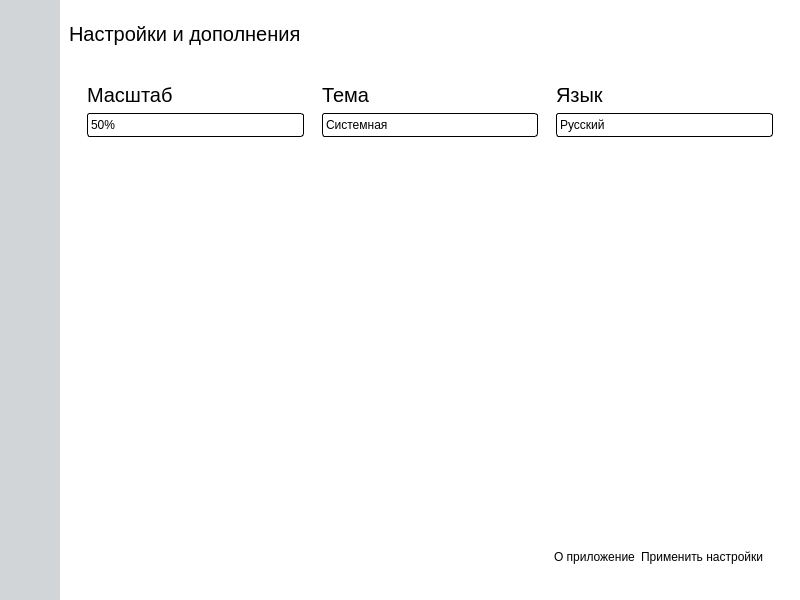
Before: the Qt Designer form gui/main.ui in Glebuc/graph_tst, drawn with Qt 5.
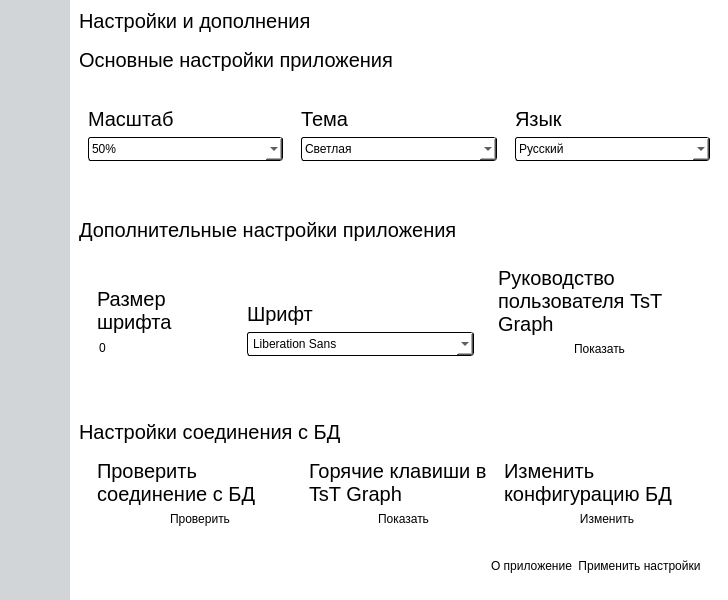
After: the same form once the commit is applied. The open tabs and pages were chosen to show the change. Icons and pictures are not drawn.

What changed in the file:
```diff
--- a/gui/main.ui
+++ b/gui/main.ui
@@ -6,10 +6,22 @@
    <rect>
     <x>0</x>
     <y>0</y>
-    <width>800</width>
+    <width>728</width>
     <height>600</height>
    </rect>
   </property>
+  <property name="sizePolicy">
+   <sizepolicy hsizetype="Expanding" vsizetype="Expanding">
+    <horstretch>0</horstretch>
+    <verstretch>0</verstretch>
+   </sizepolicy>
+  </property>
+  <property name="minimumSize">
+   <size>
+    <width>0</width>
+    <height>0</height>
+   </size>
+  </property>
   <property name="windowTitle">
    <string>MainWindow</string>
   </property>
@@ -17,6 +29,12 @@
    <string notr="true"/>
   </property>
   <widget class="QWidget" name="centralwidget">
+   <property name="sizePolicy">
+    <sizepolicy hsizetype="Expanding" vsizetype="Expanding">
+     <horstretch>0</horstretch>
+     <verstretch>0</verstretch>
+    </sizepolicy>
+   </property>
    <property name="styleSheet">
     <string notr="true">#centralwidget{
 background-color:qlineargradient(spread:pad, x1:0.588015, y1:0.328, x2:1, y2:0, stop:0 rgba(210, 213, 216, 255), stop:1 rgba(255, 255, 255, 255));
@@ -29,7 +47,7 @@
 margin:0;
 }
 QPushButton{
-text-align:left;
+text-align:center;
 padding: 0.5em 1em;
 background-color: transparent;
 color: #000000;
@@ -62,15 +80,18 @@
 	border: 1px solid #000000;
 	border-radius: 3;
 }
-QComboBox::drop-down {
-border:none;
-}
 
+Line {
+	background-color: rgb(168, 168, 168);
+}
  QToolTip {
         background-color: #FFFFFF; /* Желтый цвет фона */
         color: #000000; /* Черный цвет текста */
         border: 1px solid #000000; /* Черная граница */
- }</string>
+ }
+QDateEdit {
+ border: 1px solid #000000; 
+}</string>
    </property>
    <layout class="QVBoxLayout" name="verticalLayout">
     <property name="spacing">
@@ -122,7 +143,7 @@
          </property>
          <property name="minimumSize">
           <size>
-           <width>60</width>
+           <width>70</width>
            <height>0</height>
           </size>
          </property>
@@ -175,8 +196,8 @@
              <property name="bottomMargin">
               <number>0</number>
              </property>
-             <item alignment="Qt::AlignLeft">
-              <widget class="QWidget" name="widget_4" native="true">
+             <item>
+              <widget class="QFrame" name="frame_menu_btn_burger">
                <layout class="QVBoxLayout" name="verticalLayout_7">
                 <property name="spacing">
                  <number>0</number>
@@ -226,7 +247,7 @@
               </widget>
              </item>
              <item>
-              <widget class="QWidget" name="widget_menu" native="true">
+              <widget class="QFrame" name="frame_menu_btns">
                <layout class="QVBoxLayout" name="verticalLayout_6">
                 <property name="spacing">
                  <number>0</number>
@@ -244,7 +265,7 @@
                  <number>0</number>
                 </property>
                 <item>
-                 <widget class="QFrame" name="frame_2">
+                 <widget class="QFrame" name="frame_menu_btn_navigation">
                   <layout class="QVBoxLayout" name="verticalLayout_5">
                    <property name="spacing">
                     <number>7</number>
@@ -386,7 +407,7 @@
                  </spacer>
                 </item>
                 <item>
-                 <widget class="QFrame" name="frame">
+                 <widget class="QFrame" name="frame_menu_btn_setting">
                   <property name="frameShape">
                    <enum>QFrame::StyledPanel</enum>
                   </property>
@@ -464,7 +485,19 @@
         </widget>
        </item>
        <item>
-        <widget class="QWidget" name="main_body_content" native="true">
+        <widget class="QFrame" name="main_body_content">
+         <property name="sizePolicy">
+          <sizepolicy hsizetype="Expanding" vsizetype="Expanding">
+           <horstretch>0</horstretch>
+           <verstretch>0</verstretch>
+          </sizepolicy>
+         </property>
+         <property name="minimumSize">
+          <size>
+           <width>600</width>
+           <height>600</height>
+          </size>
+         </property>
          <property name="maximumSize">
           <size>
            <width>16777215</width>
@@ -500,8 +533,8 @@
             </property>
             <property name="minimumSize">
              <size>
-              <width>400</width>
-              <height>600</height>
+              <width>0</width>
+              <height>0</height>
              </size>
             </property>
             <property name="currentIndex">
@@ -509,8 +542,8 @@
             </property>
             <widget class="QWidget" name="page_report">
              <layout class="QVBoxLayout" name="verticalLayout_10">
-              <item alignment="Qt::AlignLeft|Qt::AlignTop">
-               <widget class="QLabel" name="label_2">
+              <item alignment="Qt::AlignTop">
+               <widget class="QLabel" name="label_page_report">
                 <property name="sizePolicy">
                  <sizepolicy hsizetype="Expanding" vsizetype="Expanding">
                   <horstretch>0</horstretch>
@@ -544,16 +577,310 @@
                 </property>
                </widget>
               </item>
+              <item>
+               <widget class="Line" name="line">
+                <property name="orientation">
+                 <enum>Qt::Horizontal</enum>
+                </property>
+               </widget>
+              </item>
+              <item>
+               <widget class="QFrame" name="frame_11">
+                <property name="sizePolicy">
+                 <sizepolicy hsizetype="Expanding" vsizetype="Expanding">
+                  <horstretch>0</horstretch>
+                  <verstretch>0</verstretch>
+                 </sizepolicy>
+                </property>
+                <property name="frameShape">
+                 <enum>QFrame::StyledPanel</enum>
+                </property>
+                <property name="frameShadow">
+                 <enum>QFrame::Raised</enum>
+                </property>
+                <layout class="QVBoxLayout" name="verticalLayout_20">
+                 <property name="spacing">
+                  <number>0</number>
+                 </property>
+                 <property name="leftMargin">
+                  <number>0</number>
+                 </property>
+                 <property name="topMargin">
+                  <number>0</number>
+                 </property>
+                 <property name="rightMargin">
+                  <number>0</number>
+                 </property>
+                 <property name="bottomMargin">
+                  <number>0</number>
+                 </property>
+                 <item alignment="Qt::AlignVCenter">
+                  <widget class="QFrame" name="frame_result">
+                   <property name="frameShape">
+                    <enum>QFrame::StyledPanel</enum>
+                   </property>
+                   <property name="frameShadow">
+                    <enum>QFrame::Raised</enum>
+                   </property>
+                   <layout class="QHBoxLayout" name="horizontalLayout_5">
+                    <item>
+                     <widget class="QComboBox" name="change_test">
+                      <property name="cursor">
+                       <cursorShape>PointingHandCursor</cursorShape>
+                      </property>
+                      <item>
+                       <property name="text">
+                        <string>Все</string>
+                       </property>
+                      </item>
+                      <item>
+                       <property name="text">
+                        <string>HPCG</string>
+                       </property>
+                      </item>
+                      <item>
+                       <property name="text">
+                        <string>HPL</string>
+                       </property>
+                      </item>
+                      <item>
+                       <property name="text">
+                        <string>IMB</string>
+                       </property>
+                      </item>
+                      <item>
+                       <property name="text">
+                        <string>MPIGraph</string>
+                       </property>
+                      </item>
+                      <item>
+                       <property name="text">
+                        <string>b_eff</string>
+                       </property>
+                      </item>
+                      <item>
+                       <property name="text">
+                        <string>NFStest</string>
+                       </property>
+                      </item>
+                      <item>
+                       <property name="text">
+                        <string>STREAM</string>
+                       </property>
+                      </item>
+                      <item>
+                       <property name="text">
+                        <string>IOZONE</string>
+                       </property>
+                      </item>
+                     </widget>
+                    </item>
+                    <item alignment="Qt::AlignRight|Qt::AlignTop">
+                     <widget class="QLabel" name="label_15">
+                      <property name="text">
+                       <string>от</string>
+                      </property>
+                     </widget>
+                    </item>
+                    <item>
+                     <widget class="QDateEdit" name="dateEdit_from">
+                      <property name="cursor">
+                       <cursorShape>PointingHandCursor</cursorShape>
+                      </property>
+                      <property name="styleSheet">
+                       <string notr="true">background-color: rgb(255, 255, 255);
+color: rgb(0, 0, 0);</string>
+                      </property>
+                      <property name="dateTime">
+                       <datetime>
+                        <hour>21</hour>
+                        <minute>0</minute>
+                        <second>0</second>
+                        <year>2023</year>
+                        <month>9</month>
+                        <day>9</day>
+                       </datetime>
+                      </property>
+                      <property name="minimumDateTime">
+                       <datetime>
+                        <hour>21</hour>
+                        <minute>0</minute>
+                        <second>0</second>
+                        <year>2023</year>
+                        <month>9</month>
+                        <day>9</day>
+                       </datetime>
+                      </property>
+                      <property name="calendarPopup">
+                       <bool>true</bool>
+                      </property>
+                     </widget>
+                    </item>
+                    <item alignment="Qt::AlignRight|Qt::AlignTop">
+                     <widget class="QLabel" name="label_16">
+                      <property name="text">
+                       <string>до</string>
+                      </property>
+                     </widget>
+                    </item>
+                    <item>
+                     <widget class="QDateEdit" name="dateEdit_until">
+                      <property name="cursor">
+                       <cursorShape>PointingHandCursor</cursorShape>
+                      </property>
+                      <property name="styleSheet">
+                       <string notr="true">background-color: rgb(255, 255, 255);
+color: rgb(0, 0, 0);</string>
+                      </property>
+                      <property name="minimumDateTime">
+                       <datetime>
+                        <hour>21</hour>
+                        <minute>0</minute>
+                        <second>0</second>
+                        <year>2023</year>
+                        <month>9</month>
+                        <day>13</day>
+                       </datetime>
+                      </property>
+                      <property name="calendarPopup">
+                       <bool>true</bool>
+                      </property>
+                     </widget>
+                    </item>
+                    <item>
+                     <widget class="QPushButton" name="btn_complete_filter_result">
+                      <property name="cursor">
+                       <cursorShape>PointingHandCursor</cursorShape>
+                      </property>
+                      <property name="text">
+                       <string>Применить</string>
+                      </property>
+                     </widget>
+                    </item>
+                    <item>
+                     <widget class="QPushButton" name="btn_open_extension_search">
+                      <property name="cursor">
+                       <cursorShape>PointingHandCursor</cursorShape>
+                      </property>
+                      <property name="text">
+                       <string>Расширенный поиск</string>
+                      </property>
+                     </widget>
+                    </item>
+                   </layout>
+                  </widget>
+                 </item>
+                 <item>
+                  <widget class="QTableView" name="tableView">
+                   <property name="sortingEnabled">
+                    <bool>true</bool>
+                   </property>
+                  </widget>
+                 </item>
+                 <item alignment="Qt::AlignRight|Qt::AlignBottom">
+                  <widget class="QFrame" name="frame_change_model_result_2">
+                   <property name="sizePolicy">
+                    <sizepolicy hsizetype="Expanding" vsizetype="Expanding">
+                     <horstretch>0</horstretch>
+                     <verstretch>0</verstretch>
+                    </sizepolicy>
+                   </property>
+                   <property name="frameShape">
+                    <enum>QFrame::StyledPanel</enum>
+                   </property>
+                   <property name="frameShadow">
+                    <enum>QFrame::Raised</enum>
+                   </property>
+                   <layout class="QHBoxLayout" name="horizontalLayout_9">
+                    <property name="spacing">
+                     <number>20</number>
+                    </property>
+                    <property name="leftMargin">
+                     <number>0</number>
+                    </property>
+                    <property name="topMargin">
+                     <number>0</number>
+                    </property>
+                    <property name="rightMargin">
+                     <number>0</number>
+                    </property>
+                    <property name="bottomMargin">
+                     <number>0</number>
+                    </property>
+                    <item>
+                     <widget class="QPushButton" name="btn_delete_row_result">
+                      <property name="sizePolicy">
+                       <sizepolicy hsizetype="Minimum" vsizetype="Expanding">
+                        <horstretch>0</horstretch>
+                        <verstretch>0</verstretch>
+                       </sizepolicy>
+                      </property>
+                      <property name="cursor">
+                       <cursorShape>PointingHandCursor</cursorShape>
+                      </property>
+                      <property name="text">
+                       <string>Удалить</string>
+                      </property>
+                     </widget>
+                    </item>
+                    <item>
+                     <widget class="QPushButton" name="btn_generate_row">
+                      <property name="sizePolicy">
+                       <sizepolicy hsizetype="Minimum" vsizetype="Expanding">
+                        <horstretch>0</horstretch>
+                        <verstretch>0</verstretch>
+                       </sizepolicy>
+                      </property>
+                      <property name="cursor">
+                       <cursorShape>PointingHandCursor</cursorShape>
+                      </property>
+                      <property name="text">
+                       <string>Сформировать график</string>
+                      </property>
+                     </widget>
+                    </item>
+                    <item>
+                     <widget class="QPushButton" name="btn_setting_result">
+                      <property name="sizePolicy">
+                       <sizepolicy hsizetype="Minimum" vsizetype="Expanding">
+                        <horstretch>0</horstretch>
+                        <verstretch>0</verstretch>
+                       </sizepolicy>
+                      </property>
+                      <property name="cursor">
+                       <cursorShape>PointingHandCursor</cursorShape>
+                      </property>
+                      <property name="text">
+                       <string/>
+                      </property>
+                      <property name="icon">
+                       <iconset resource="static/resouces.qrc">
+                        <normaloff>:/Icons/filter.svg</normaloff>:/Icons/filter.svg</iconset>
+                      </property>
+                      <property name="iconSize">
+                       <size>
+                        <width>32</width>
+                        <height>32</height>
+                       </size>
+                      </property>
+                     </widget>
+                    </item>
+                   </layout>
+                  </widget>
+                 </item>
+                </layout>
+               </widget>
+              </item>
              </layout>
             </widget>
             <widget class="QWidget" name="page_setting">
              <layout class="QVBoxLayout" name="verticalLayout_13">
-              <item>
+              <item alignment="Qt::AlignTop">
                <widget class="QLabel" name="label_5">
                 <property name="maximumSize">
                  <size>
                   <width>16777215</width>
-                  <height>50</height>
+                  <height>16777215</height>
                  </size>
                 </property>
                 <property name="text">
@@ -561,16 +888,231 @@
                 </property>
                </widget>
               </item>
+              <item>
+               <widget class="Line" name="line_2">
+                <property name="orientation">
+                 <enum>Qt::Horizontal</enum>
+                </property>
+               </widget>
+              </item>
+              <item>
+               <widget class="QLabel" name="label_14">
+                <property name="text">
+                 <string>Основные настройки приложения</string>
+                </property>
+               </widget>
+              </item>
               <item>
                <widget class="QFrame" name="frame_3">
+                <property name="sizePolicy">
+                 <sizepolicy hsizetype="Expanding" vsizetype="Expanding">
+                  <horstretch>0</horstretch>
+                  <verstretch>0</verstretch>
+                 </sizepolicy>
+                </property>
                 <property name="frameShape">
                  <enum>QFrame::StyledPanel</enum>
                 </property>
                 <property name="frameShadow">
                  <enum>QFrame::Raised</enum>
                 </property>
-                <layout class="QVBoxLayout" name="verticalLayout_16">
-                 <item>
+                <layout class="QGridLayout" name="gridLayout" rowstretch="10,10,10,10,0,0,0,0" columnstretch="0">
+                 <property name="leftMargin">
+                  <number>0</number>
+                 </property>
+                 <property name="topMargin">
+                  <number>0</number>
+                 </property>
+                 <property name="rightMargin">
+                  <number>0</number>
+                 </property>
+                 <property name="bottomMargin">
+                  <number>0</number>
+                 </property>
+                 <item row="2" column="0" alignment="Qt::AlignBottom">
+                  <widget class="QLabel" name="label_2">
+                   <property name="sizePolicy">
+                    <sizepolicy hsizetype="Preferred" vsizetype="Preferred">
+                     <horstretch>0</horstretch>
+                     <verstretch>0</verstretch>
+                    </sizepolicy>
+                   </property>
+                   <property name="minimumSize">
+                    <size>
+                     <width>640</width>
+                     <height>24</height>
+                    </size>
+                   </property>
+                   <property name="text">
+                    <string>Дополнительные настройки приложения</string>
+                   </property>
+                  </widget>
+                 </item>
+                 <item row="1" column="0">
+                  <spacer name="verticalSpacer_2">
+                   <property name="orientation">
+                    <enum>Qt::Vertical</enum>
+                   </property>
+                   <property name="sizeType">
+                    <enum>QSizePolicy::Fixed</enum>
+                   </property>
+                   <property name="sizeHint" stdset="0">
+                    <size>
+                     <width>20</width>
+                     <height>40</height>
+                    </size>
+                   </property>
+                  </spacer>
+                 </item>
+                 <item row="5" column="0" alignment="Qt::AlignBottom">
+                  <widget class="QLabel" name="label_17">
+                   <property name="text">
+                    <string>Настройки соединения с БД</string>
+                   </property>
+                  </widget>
+                 </item>
+                 <item row="6" column="0">
+                  <widget class="QFrame" name="frame_5">
+                   <property name="frameShape">
+                    <enum>QFrame::StyledPanel</enum>
+                   </property>
+                   <property name="frameShadow">
+                    <enum>QFrame::Raised</enum>
+                   </property>
+                   <layout class="QHBoxLayout" name="horizontalLayout_3">
+                    <item>
+                     <widget class="QFrame" name="frame_9">
+                      <property name="frameShape">
+                       <enum>QFrame::StyledPanel</enum>
+                      </property>
+                      <property name="frameShadow">
+                       <enum>QFrame::Raised</enum>
+                      </property>
+                      <layout class="QVBoxLayout" name="verticalLayout_15">
+                       <property name="topMargin">
+                        <number>0</number>
+                       </property>
+                       <property name="rightMargin">
+                        <number>0</number>
+                       </property>
+                       <property name="bottomMargin">
+                        <number>0</number>
+                       </property>
+                       <item>
+                        <widget class="QLabel" name="label_7">
+                         <property name="text">
+                          <string>Проверить соединение с БД</string>
+                         </property>
+                         <property name="wordWrap">
+                          <bool>true</bool>
+                         </property>
+                        </widget>
+                       </item>
+                       <item>
+                        <widget class="QPushButton" name="btn_check_conn_database">
+                         <property name="cursor">
+                          <cursorShape>PointingHandCursor</cursorShape>
+                         </property>
+                         <property name="text">
+                          <string>Проверить</string>
+                         </property>
+                        </widget>
+                       </item>
+                      </layout>
+                     </widget>
+                    </item>
+                    <item>
+                     <widget class="QFrame" name="frame_8">
+                      <property name="frameShape">
+                       <enum>QFrame::StyledPanel</enum>
+                      </property>
+                      <property name="frameShadow">
+                       <enum>QFrame::Raised</enum>
+                      </property>
+                      <layout class="QVBoxLayout" name="verticalLayout_9">
+                       <property name="leftMargin">
+                        <number>0</number>
+                       </property>
+                       <property name="topMargin">
+                        <number>0</number>
+                       </property>
+                       <property name="rightMargin">
+                        <number>0</number>
+                       </property>
+                       <property name="bottomMargin">
+                        <number>0</number>
+                       </property>
+                       <item>
+                        <widget class="QLabel" name="label_12">
+                         <property name="text">
+                          <string>Горячие клавиши в TsT Graph</string>
+                         </property>
+                         <property name="wordWrap">
+                          <bool>true</bool>
+                         </property>
+                        </widget>
+                       </item>
+                       <item>
+                        <widget class="QPushButton" name="btn_open_hot_keys_2">
+                         <property name="cursor">
+                          <cursorShape>PointingHandCursor</cursorShape>
+                         </property>
+                         <property name="text">
+                          <string>Показать</string>
+                         </property>
+                        </widget>
+                       </item>
+                      </layout>
+                     </widget>
+                    </item>
+                    <item>
+                     <widget class="QFrame" name="frame_7">
+                      <property name="frameShape">
+                       <enum>QFrame::StyledPanel</enum>
+                      </property>
+                      <property name="frameShadow">
+                       <enum>QFrame::Raised</enum>
+                      </property>
+                      <layout class="QVBoxLayout" name="verticalLayout_14">
+                       <property name="leftMargin">
+                        <number>0</number>
+                       </property>
+                       <property name="topMargin">
+                        <number>0</number>
+                       </property>
+                       <property name="rightMargin">
+                        <number>0</number>
+                       </property>
+                       <property name="bottomMargin">
+                        <number>0</number>
+                       </property>
+                       <item alignment="Qt::AlignTop">
+                        <widget class="QLabel" name="label_11">
+                         <property name="text">
+                          <string>Изменить конфигурацию БД</string>
+                         </property>
+                         <property name="wordWrap">
+                          <bool>true</bool>
+                         </property>
+                        </widget>
+                       </item>
+                       <item>
+                        <widget class="QPushButton" name="btn_config_database">
+                         <property name="cursor">
+                          <cursorShape>PointingHandCursor</cursorShape>
+                         </property>
+                         <property name="text">
+                          <string>Изменить</string>
+                         </property>
+                        </widget>
+                       </item>
+                      </layout>
+                     </widget>
+                    </item>
+                   </layout>
+                  </widget>
+                 </item>
+                 <item row="0" column="0">
                   <widget class="QFrame" name="frame_4">
                    <property name="sizePolicy">
                     <sizepolicy hsizetype="Preferred" vsizetype="Preferred">
@@ -590,12 +1132,15 @@
                    <property name="frameShadow">
                     <enum>QFrame::Raised</enum>
                    </property>
-                   <layout class="QGridLayout" name="gridLayout">
+                   <layout class="QHBoxLayout" name="horizontalLayout_7">
+                    <property name="spacing">
+                     <number>0</number>
+                    </property>
                     <property name="leftMargin">
                      <number>0</number>
                     </property>
                     <property name="topMargin">
-                     <number>0</number>
+                     <number>20</number>
                     </property>
                     <property name="rightMargin">
                      <number>0</number>
@@ -603,10 +1148,7 @@
                     <property name="bottomMargin">
                      <number>0</number>
                     </property>
-                    <property name="spacing">
-                     <number>0</number>
-                    </property>
-                    <item row="0" column="0" alignment="Qt::AlignTop">
+                    <item>
                      <widget class="QFrame" name="frame_scale">
                       <property name="frameShape">
                        <enum>QFrame::StyledPanel</enum>
@@ -643,7 +1185,7 @@
                           <bool>false</bool>
                          </property>
                          <property name="currentText">
-                          <string>100%</string>
+                          <string>50%</string>
                          </property>
                          <property name="frame">
                           <bool>true</bool>
@@ -683,7 +1225,7 @@
                       </layout>
                      </widget>
                     </item>
-                    <item row="0" column="1" alignment="Qt::AlignTop">
+                    <item>
                      <widget class="QFrame" name="frame_theme">
                       <property name="frameShape">
                        <enum>QFrame::StyledPanel</enum>
@@ -707,11 +1249,9 @@
                            <verstretch>0</verstretch>
                           </sizepolicy>
                          </property>
-                         <item>
-                          <property name="text">
-                           <string>Системная</string>
-                          </property>
-                         </item>
+                         <property name="cursor">
+                          <cursorShape>PointingHandCursor</cursorShape>
+                         </property>
                          <item>
                           <property name="text">
                            <string>Светлая</string>
@@ -727,7 +1267,7 @@
                       </layout>
                      </widget>
                     </item>
-                    <item row="0" column="2" alignment="Qt::AlignTop">
+                    <item>
                      <widget class="QFrame" name="frame_language">
                       <property name="frameShape">
                        <enum>QFrame::StyledPanel</enum>
@@ -763,49 +1303,112 @@
                    </layout>
                   </widget>
                  </item>
-                 <item>
-                  <widget class="QFrame" name="frame_5">
+                 <item row="3" column="0">
+                  <widget class="QFrame" name="frame_15">
+                   <property name="sizePolicy">
+                    <sizepolicy hsizetype="Expanding" vsizetype="Expanding">
+                     <horstretch>0</horstretch>
+                     <verstretch>0</verstretch>
+                    </sizepolicy>
+                   </property>
                    <property name="frameShape">
                     <enum>QFrame::StyledPanel</enum>
                    </property>
                    <property name="frameShadow">
                     <enum>QFrame::Raised</enum>
                    </property>
-                   <layout class="QHBoxLayout" name="horizontalLayout_3">
+                   <layout class="QHBoxLayout" name="horizontalLayout_6">
                     <item>
-                     <widget class="QFrame" name="frame_9">
+                     <widget class="QFrame" name="frame_16">
                       <property name="frameShape">
                        <enum>QFrame::StyledPanel</enum>
                       </property>
                       <property name="frameShadow">
                        <enum>QFrame::Raised</enum>
                       </property>
+                      <layout class="QVBoxLayout" name="verticalLayout_22">
+                       <item alignment="Qt::AlignBottom">
+                        <widget class="QLabel" name="label_6">
+                         <property name="text">
+                          <string>Размер шрифта</string>
+                         </property>
+                         <property name="wordWrap">
+                          <bool>true</bool>
+                         </property>
+                        </widget>
+                       </item>
+                       <item>
+                        <widget class="QSpinBox" name="spinBox">
+                         <property name="cursor">
+                          <cursorShape>PointingHandCursor</cursorShape>
+                         </property>
+                        </widget>
+                       </item>
+                      </layout>
                      </widget>
                     </item>
                     <item>
-                     <widget class="QFrame" name="frame_8">
+                     <widget class="QFrame" name="frame_17">
                       <property name="frameShape">
                        <enum>QFrame::StyledPanel</enum>
                       </property>
                       <property name="frameShadow">
                        <enum>QFrame::Raised</enum>
                       </property>
+                      <layout class="QVBoxLayout" name="verticalLayout_21">
+                       <item alignment="Qt::AlignBottom">
+                        <widget class="QLabel" name="label">
+                         <property name="text">
+                          <string>Шрифт</string>
+                         </property>
+                        </widget>
+                       </item>
+                       <item>
+                        <widget class="QFontComboBox" name="fontComboBox">
+                         <property name="cursor">
+                          <cursorShape>PointingHandCursor</cursorShape>
+                         </property>
+                        </widget>
+                       </item>
+                      </layout>
                      </widget>
                     </item>
                     <item>
-                     <widget class="QFrame" name="frame_7">
+                     <widget class="QFrame" name="frame_18">
                       <property name="frameShape">
                        <enum>QFrame::StyledPanel</enum>
                       </property>
                       <property name="frameShadow">
                        <enum>QFrame::Raised</enum>
                       </property>
+                      <layout class="QVBoxLayout" name="verticalLayout_23">
+                       <item alignment="Qt::AlignBottom">
+                        <widget class="QLabel" name="label_13">
+                         <property name="text">
+                          <string>Руководство пользователя TsT Graph</string>
+                         </property>
+                         <property name="wordWrap">
+                          <bool>true</bool>
+                         </property>
+                        </widget>
+                       </item>
+                       <item>
+                        <widget class="QPushButton" name="btn_setting_user_guide">
+                         <property name="cursor">
+                          <cursorShape>PointingHandCursor</cursorShape>
+                         </property>
+                         <property name="text">
+                          <string>Показать</string>
+                         </property>
+                        </widget>
+                       </item>
+                      </layout>
                      </widget>
                     </item>
                    </layout>
                   </widget>
                  </item>
-                 <item>
+                 <item row="7" column="0">
                   <widget class="QFrame" name="frame_6">
                    <property name="frameShape">
                     <enum>QFrame::StyledPanel</enum>
@@ -814,27 +1417,7 @@
                     <enum>QFrame::Raised</enum>
                    </property>
                    <layout class="QHBoxLayout" name="horizontalLayout">
-                    <item>
-                     <widget class="QFrame" name="frame_12">
-                      <property name="frameShape">
-                       <enum>QFrame::StyledPanel</enum>
-                      </property>
-                      <property name="frameShadow">
-                       <enum>QFrame::Raised</enum>
-                      </property>
-                     </widget>
-                    </item>
-                    <item>
-                     <widget class="QFrame" name="frame_11">
-                      <property name="frameShape">
-                       <enum>QFrame::StyledPanel</enum>
-                      </property>
-                      <property name="frameShadow">
-                       <enum>QFrame::Raised</enum>
-                      </property>
-                     </widget>
-                    </item>
-                    <item alignment="Qt::AlignBottom">
+                    <item alignment="Qt::AlignRight|Qt::AlignBottom">
                      <widget class="QFrame" name="frame_10">
                       <property name="frameShape">
                        <enum>QFrame::StyledPanel</enum>
@@ -869,6 +1452,22 @@
                    </layout>
                   </widget>
                  </item>
+                 <item row="4" column="0">
+                  <spacer name="verticalSpacer_3">
+                   <property name="orientation">
+                    <enum>Qt::Vertical</enum>
+                   </property>
+                   <property name="sizeType">
+                    <enum>QSizePolicy::Fixed</enum>
+                   </property>
+                   <property name="sizeHint" stdset="0">
+                    <size>
+                     <width>20</width>
+                     <height>40</height>
+                    </size>
+                   </property>
+                  </spacer>
+                 </item>
                 </layout>
                </widget>
               </item>
```
Left out of the diff: 98 changed lines with no effect on the pictures.
